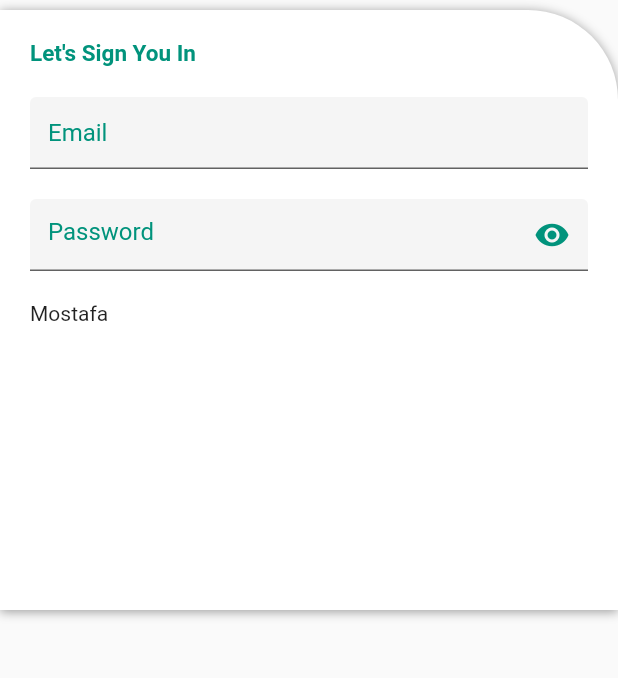
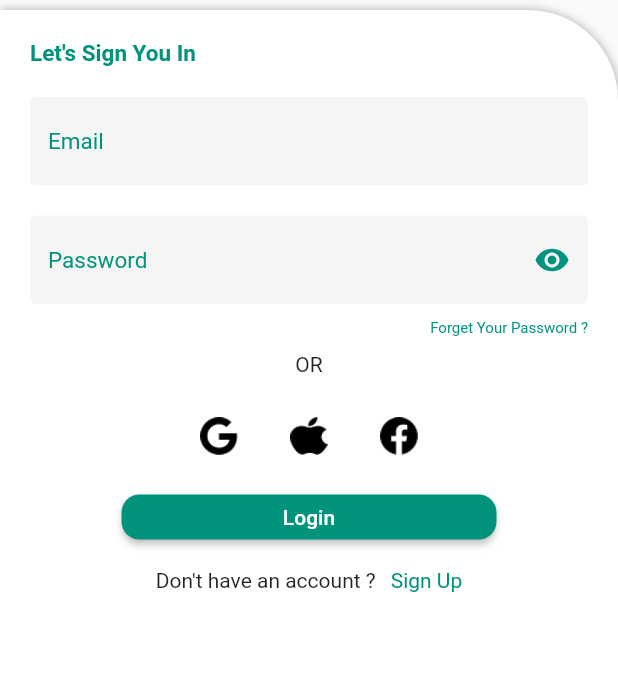
Before and after one commit to michaelemad98/medicine-reminder-, a Flutter app: the SplashScreen screen opened directly, after a tap on "Login in", on a phone screen of 412 x 824 dp, the part 299-977 px from its top. Run offline on Flutter 3.47's test engine with Material 2 defaults, Android fonts, the phone set to English and light mode, and no system bars.

Commit message:
finish login screen

```diff
--- a/lib/components/reusable/buttonwidgets.dart
+++ /dev/null
@@ -1,38 +0,0 @@
-import 'package:flutter/material.dart';
-
-class DeafultButtonEvelete extends StatelessWidget {
-
-    final Color onprimary;
-    final Color primary;
-    final GestureTapCallback onpreased;
-    final String Texts;
-
-
-
-  const DeafultButtonEvelete({required this.onprimary,required this.primary,required this.onpreased,required this.Texts,});
-
-//  final  ButtonStyle raisedButtonStyle = ElevatedButton.styleFrom(
-//     onPrimary: Colors.black,
-//     primary: Colors.white,
-//     minimumSize: Size(88, 36),
-//     padding: EdgeInsets.symmetric(horizontal: 16),
-//     shape: const RoundedRectangleBorder(
-//       borderRadius: BorderRadius.all(Radius.circular(20)),
-//     ),
-//   );
-  @override
-  Widget build(BuildContext context) {
-    return ElevatedButton(
-        style:ElevatedButton.styleFrom(
-          onPrimary: onprimary,
-          primary: primary,
-          minimumSize: Size(88, 36),
-           padding: EdgeInsets.symmetric(horizontal: 16),
-     shape: const RoundedRectangleBorder(
-       borderRadius: BorderRadius.all(Radius.circular(12)),
-     ),
-        ) ,
-        onPressed: onpreased,
-        child: Text(Texts));
-  }
-}
--- /dev/null
+++ b/lib/components/reusable/elevetedbutton.dart
@@ -0,0 +1,33 @@
+import 'package:flutter/material.dart';
+
+class DefaultElevatedButton extends StatelessWidget {
+
+    final Color onPrimary;
+    final Color primary;
+    final GestureTapCallback onPressed;
+    final String text;
+    final double minimumSizeX;
+    final double minimumSizeY;
+    final double paddingHorizontal;
+
+
+
+  const DefaultElevatedButton({
+    required this.onPrimary,required this.primary,required this.onPressed,required this.text,required this.minimumSizeX,required this.minimumSizeY,required this.paddingHorizontal});
+
+  @override
+  Widget build(BuildContext context) {
+    return ElevatedButton(
+        style:ElevatedButton.styleFrom(
+          onPrimary: onPrimary,
+          primary: primary,
+          minimumSize: Size(minimumSizeX,minimumSizeY),
+           padding: EdgeInsets.symmetric(horizontal:paddingHorizontal),
+     shape: const RoundedRectangleBorder(
+       borderRadius: BorderRadius.all(Radius.circular(12)),
+     ),
+        ) ,
+        onPressed: onPressed,
+        child: Text(text));
+  }
+}
--- a/lib/components/reusable/textfield.dart
+++ b/lib/components/reusable/textfield.dart
@@ -3,22 +3,25 @@ import 'package:flutter/material.dart';
 
 class DefaultTextField extends StatelessWidget {
   final String hintText;
-  final Color ?fillColor;
+  final Color ? fillColor;
   final Color ? hintTextColor;
+  final double hintTextFontSize;
   final Icon ? prefixIcon;
   final Icon ? suffixIcon;
-  const DefaultTextField({Key? key , required this.hintText, this.fillColor,this.prefixIcon,this.suffixIcon,this.hintTextColor}) : super(key: key);
+  const DefaultTextField({Key? key , required this.hintText, this.fillColor,this.prefixIcon,this.suffixIcon,this.hintTextColor,required this.hintTextFontSize}) : super(key: key);
 
   @override
   Widget build(BuildContext context) {
     return TextField(
       decoration: InputDecoration(
-        hintStyle: TextStyle(color:hintTextColor ),
+        hintStyle: TextStyle(color:hintTextColor ,fontSize: hintTextFontSize),
         hintText: hintText,
+
         filled: true,
         fillColor: fillColor,
         prefixIcon:prefixIcon ,
         suffixIcon: suffixIcon,
+        border: OutlineInputBorder(borderSide: BorderSide.none),
 
 
       ),
--- a/lib/constants/colors.dart
+++ b/lib/constants/colors.dart
@@ -3,4 +3,5 @@ import 'package:flutter/material.dart';
 class AppColors {
   static const Color defaultColor = Color(0xFF01937C);
    static const Color accentColor = Color(0xFFFAF1E6);
+   static const Color whiteColor = Color(0xFFFFFFFF);
 }
--- a/lib/main.dart
+++ b/lib/main.dart
@@ -1,5 +1,6 @@
 import 'package:flutter/material.dart';
-import 'package:medcinerminder/ui/splashScreen.dart';
+
+import 'ui/authScreens/loginScreen/loginScreen.dart';
 
 void main() {
   runApp(MyApp());
@@ -14,7 +15,7 @@ class MyApp extends StatelessWidget {
       theme: ThemeData(
         primarySwatch: Colors.blue,
       ),
-      home:SplashScreen(),
+      home:LoginScreen(),
     );
   }
 }
--- a/lib/ui/authScreens/loginScreen/loginScreen.dart
+++ b/lib/ui/authScreens/loginScreen/loginScreen.dart
@@ -1,5 +1,6 @@
 import 'package:flutter/cupertino.dart';
 import 'package:flutter/material.dart';
+import 'package:medcinerminder/components/reusable/elevetedbutton.dart';
 import 'package:medcinerminder/components/reusable/textfield.dart';
 import 'package:medcinerminder/constants/colors.dart';
 
@@ -15,39 +16,120 @@ class LoginScreen extends StatelessWidget {
             Container(
               height: 150,
               decoration: BoxDecoration(
-                image: DecorationImage(image: AssetImage('images/logo.png'),),
+                image: DecorationImage(
+                  image: AssetImage('images/logo.png'),
                 ),
               ),
-            const SizedBox(height: 20,),
-            const Text('Medicine Reminder',style: TextStyle(color: AppColors.defaultColor),),
-            const SizedBox(height: 20,),
-            Container(
+            ),
+            const SizedBox(
+              height: 20,
+            ),
+            const Text(
+              'Medicine Reminder',
+              style: TextStyle(color: AppColors.defaultColor),
+            ),
+            const SizedBox(
+              height: 20,
+            ),
+            Expanded(
+              child: Container(
                 width: double.infinity,
-              height: 400,
+
                 decoration: BoxDecoration(
                     color: Colors.white,
-                  boxShadow: [BoxShadow(
+                    boxShadow: [
+                      BoxShadow(
                         color: Colors.grey,
                         offset: Offset(0.0, 1.0), //(x,y)
                         blurRadius: 5.0,
-                  )],
+                      )
+                    ],
                     borderRadius:
                         BorderRadius.only(topRight: Radius.circular(60))),
                 child: Padding(
-                padding: const EdgeInsets.symmetric(vertical: 20,horizontal: 20),
+                  padding:
+                      const EdgeInsets.symmetric(vertical: 20, horizontal: 20),
                   child: Column(
                     crossAxisAlignment: CrossAxisAlignment.start,
                     children: [
-                    const Text('Let\'s Sign You In',style: TextStyle(color: AppColors.defaultColor,fontSize: 15,fontWeight: FontWeight.bold),),
-                    const SizedBox(height: 20,),
-                    DefaultTextField(hintText: 'Email',hintTextColor: AppColors.defaultColor,),
-                    const SizedBox(height: 20,),
-                    DefaultTextField(hintText: 'Password',hintTextColor: AppColors.defaultColor,suffixIcon: Icon(Icons.visibility,color: AppColors.defaultColor,),),
-                    const SizedBox(height: 20,),
-                Row(children: [
-                  Text('Mostafa'),
+                      const Text(
+                        'Let\'s Sign You In',
+                        style: TextStyle(
+                            color: AppColors.defaultColor,
+                            fontSize: 15,
+                            fontWeight: FontWeight.bold),
+                      ),
+                      const SizedBox(
+                        height: 20,
+                      ),
+                      DefaultTextField(
+                        hintText: 'Email',
+                        hintTextFontSize: 15,
+                        hintTextColor: AppColors.defaultColor,
+                      ),
+                      const SizedBox(
+                        height: 20,
+                      ),
+                      DefaultTextField(
+                        hintText: 'Password',
+                        hintTextFontSize: 15,
+                        hintTextColor: AppColors.defaultColor,
+                        suffixIcon: Icon(
+                          Icons.visibility,
+                          color: AppColors.defaultColor,
+                        ),
+                      ),
+                      const SizedBox(
+                        height: 10,
+                      ),
+                      Row(
+                        mainAxisAlignment: MainAxisAlignment.end,
+                        children: [
+                          const Text(
+                            'Forget Your Password ?',
+                            style: TextStyle(
+                                color: AppColors.defaultColor, fontSize: 10),
+                          ),
+                        ],
+                      ),
+                      const SizedBox(
+                        height: 10,
+                      ),
+                      Row(
+                        mainAxisSize: MainAxisSize.max,
+                        mainAxisAlignment: MainAxisAlignment.center,
+                        children: [
+                          Text('OR'),
+                        ],
+                      ),
+                      const SizedBox(
+                        height: 10,
+                      ),
+                      Row(
+                        mainAxisSize: MainAxisSize.max,
+                        mainAxisAlignment: MainAxisAlignment.center,
+                        children: [
+                         CircleAvatar(child: Image.asset('images/google.png',fit: BoxFit.cover,height: 25,width: 25,),radius: 30,backgroundColor: Colors.white,),
+                         CircleAvatar(child: Image.asset('images/apple.png',fit: BoxFit.fill,height: 25,width: 25,),radius: 30,backgroundColor: Colors.white,),
+                         CircleAvatar(child: Image.asset('images/facebook.png',fit: BoxFit.cover,height: 25,width: 25,),radius: 30,backgroundColor: Colors.white,),
+                        ],
+                      ),
+                      Center(child: DefaultElevatedButton(onPressed: (){},text: 'Login',onPrimary: AppColors.whiteColor,primary: AppColors.defaultColor,paddingHorizontal: 25,minimumSizeX: 250,minimumSizeY: 30,)),
+                      const SizedBox(
+                        height: 10,
+                      ),
+                      Row(
+                        mainAxisAlignment: MainAxisAlignment.center,
+                        children: [
+                        Text('Don\'t have an account ?'),
+                        const SizedBox(
+                          width: 10,
+                        ),
+                        Text('Sign Up',style: TextStyle(color: AppColors.defaultColor),),
+
                       ],),
                     ],
+                  ),
                 ),
               ),
             ),
--- a/lib/ui/splashScreen.dart
+++ b/lib/ui/splashScreen.dart
@@ -1,6 +1,6 @@
 
 import 'package:flutter/material.dart';
-import 'package:medcinerminder/components/reusable/buttonwidgets.dart';
+import 'package:medcinerminder/components/reusable/elevetedbutton.dart';
 import 'package:medcinerminder/constants/colors.dart';
 
 import 'authScreens/loginScreen/loginScreen.dart';
@@ -43,17 +43,8 @@ class _SplashScreenState extends State<SplashScreen> {
           Row(
             mainAxisAlignment: MainAxisAlignment.spaceBetween,
             children: [
-              DeafultButtonEvelete(onprimary:AppColors.defaultColor ,primary:AppColors.accentColor,Texts: 'Sign up',onpreased: (){
-
-
-              },),
-               DeafultButtonEvelete(onprimary:AppColors.accentColor ,primary:AppColors.defaultColor,Texts: 'Login in',onpreased: (){
-                 Navigator.push(
-                        context,
-                        MaterialPageRoute(builder: (context) => LoginScreen()),
-                      );
-
-              },),
+              DefaultElevatedButton(onPrimary:AppColors.defaultColor ,primary:AppColors.accentColor,text: 'Sign up',onPressed: (){},minimumSizeX: 88,minimumSizeY:36,paddingHorizontal: 16,),
+              DefaultElevatedButton(onPrimary:AppColors.accentColor ,primary:AppColors.defaultColor,text: 'Login in',onPressed: (){Navigator.push(context, MaterialPageRoute(builder: (context) => LoginScreen()),);},minimumSizeX: 88,minimumSizeY:36,paddingHorizontal: 16,),
             ],
           )
 
```
Also changed, not shown: images/apple.png (added), images/facebook.png (added), images/google.png (added). Lines whose indentation alone changed are shown as unchanged.
